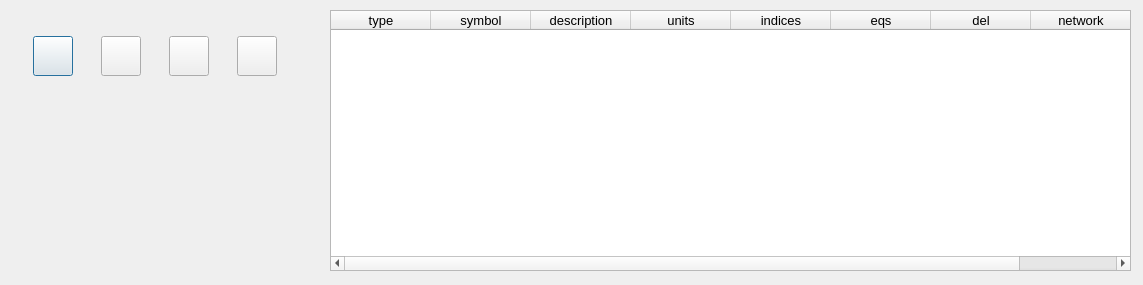
First picture: the form in OntologyEquationEditor/ui_variabletable.ui, repository heinz-preisig/ProMo-packages-OntologyBuilder, before the edit.
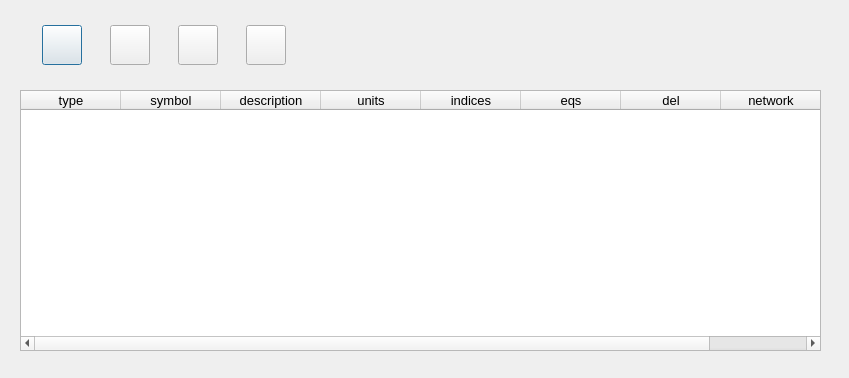
Second picture: the form after the edit.

```diff
--- a/OntologyEquationEditor/ui_variabletable.ui
+++ b/OntologyEquationEditor/ui_variabletable.ui
@@ -6,8 +6,8 @@
    <rect>
     <x>0</x>
     <y>0</y>
-    <width>1143</width>
-    <height>285</height>
+    <width>849</width>
+    <height>378</height>
    </rect>
   </property>
   <property name="contextMenuPolicy">
@@ -22,8 +22,8 @@
   <widget class="QTableWidget" name="tableVariable">
    <property name="geometry">
     <rect>
-     <x>330</x>
-     <y>10</y>
+     <x>20</x>
+     <y>90</y>
      <width>801</width>
      <height>261</height>
     </rect>
@@ -113,8 +113,8 @@
   <widget class="QWidget" name="layoutWidget">
    <property name="geometry">
     <rect>
-     <x>11</x>
-     <y>11</y>
+     <x>20</x>
+     <y>0</y>
      <width>291</width>
      <height>91</height>
     </rect>
```
Left out of the diff: 2 changed lines with no effect on the pictures.
